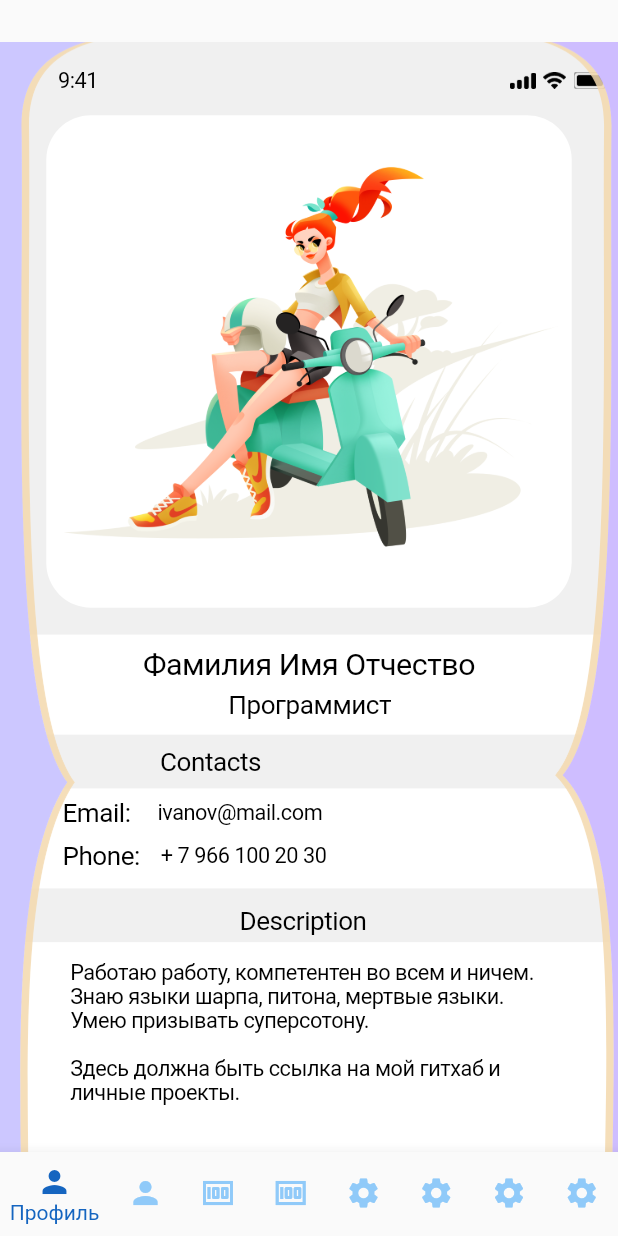
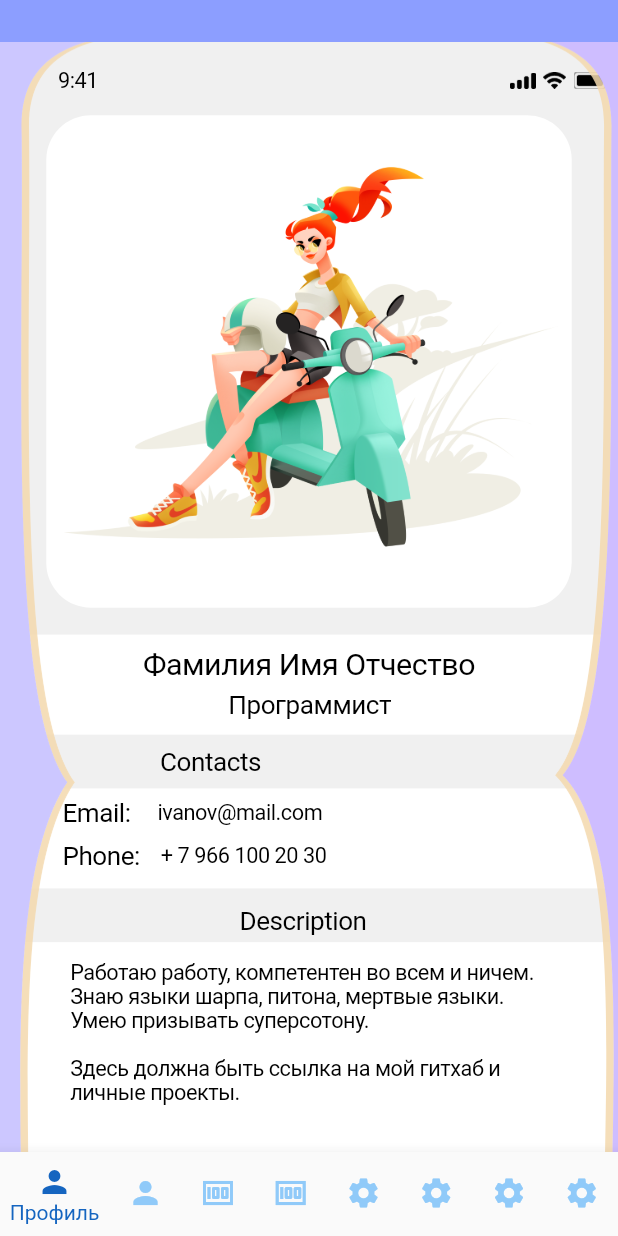
Before and after one commit to PhantornRU/mobile-team-search-application, a Flutter app: the screen it shows after launch, on a phone screen of 412 x 824 dp. Run offline on Flutter 3.47's test engine with Material 2 defaults, Android fonts, the phone set to English and light mode, and no system bars; our stand-ins replace google_fonts; Roboto replaces fonts that are missing (Adamina, Akronim).

```diff
--- a/lib/main.dart
+++ b/lib/main.dart
@@ -26,7 +26,7 @@ class MyApp extends StatelessWidget {
       theme: ThemeData(
         primarySwatch: Colors.blue,
       ),
-      home: Scaffold(
+      home: const Scaffold(
         body: SingleChildScrollView(
           child: Home(),
         ),
--- a/lib/user_interface/forms/HomePage.dart
+++ b/lib/user_interface/forms/HomePage.dart
@@ -66,13 +66,24 @@ class _HomeState extends State<Home> {
   Widget build(BuildContext context) {
     //Все оборачиваем в Scaffoold для использования его отрисовок.
     return Scaffold(
-      body: Container(
-        //Отступы для всех вложеных виджетов в основнйо контейнер.
-        //В примере делаю только сверху, чтобы не заплывало на апп бар.
-        padding: const EdgeInsets.only(top: 28),
-        //Лист с нашими виджетами
-        child: _widgetOptions.elementAt(_selectedIndex),
-        //Рекомендую добавить сюда отступы.
+      body: DraggableScrollableSheet(
+        initialChildSize: 1, //Отключаем отступы от AppBar
+
+        builder: (BuildContext context, ScrollController scrollController) {
+          return Container(
+            color: Colors.indigoAccent[100],
+            //Отступы для всех вложеных виджетов в основнйо контейнер.
+            //В примере делаю только сверху, чтобы не заплывало на апп бар.
+            padding: const EdgeInsets.only(top: 28),
+            child: ListView.builder(
+              controller: scrollController,
+              itemBuilder: (BuildContext context, int index) {
+              //Лист с нашими виджетами
+              return _widgetOptions.elementAt(_selectedIndex);//ListTile(title: Text('Item $index'));
+              },
+            ),
+          );
+        },
       ),
       //Нижнее навигационное меню.
       bottomNavigationBar: BottomNavigationBar(
```
